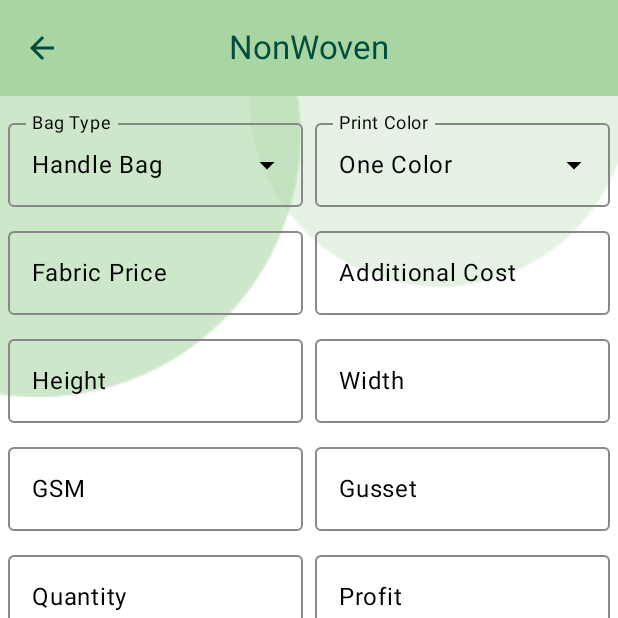
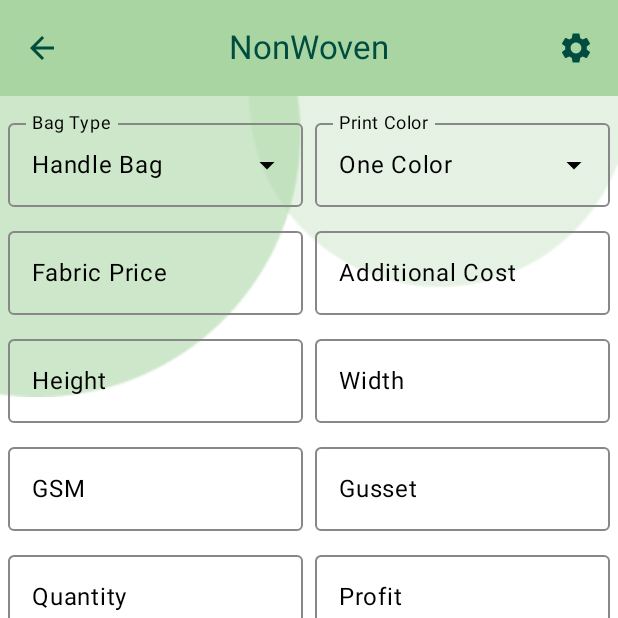
Before and after one commit to Siarc/SilmeCal, an Android app built with Jetpack Compose: the NonWovenScreen screen opened through its navigation route, on a phone screen of 412 x 824 dp, the top half of it. Run offline under Robolectric (Android 15) with nearby library versions, the phone set to English and light mode, and no system bars; our stand-ins replace Dagger/Hilt's generated code.

Commit message:
feat: Add settings bottom sheet to NonWoven screen
This commit introduces a settings bottom sheet to the NonWoven screen.

- Added a new compos
able function `BottomSheetNonWoven` to display the bottom sheet content.
- Added a state variable `isBottomSheetOpen` in `NonWovenViewModel` to control the visibility of the bottom sheet.
- Added a settings icon to the `TopAppBar` of the `NonWovenScreen` which togg
les the bottom sheet.
- The bottom sheet currently displays a full-page image.

```diff
--- a/app/src/main/java/com/taman/silmebagcalculator/ui/screens/nonwoven/NonWovenScreen.kt
+++ b/app/src/main/java/com/taman/silmebagcalculator/ui/screens/nonwoven/NonWovenScreen.kt
@@ -12,6 +12,7 @@ import androidx.compose.foundation.rememberScrollState
 import androidx.compose.foundation.verticalScroll
 import androidx.compose.material.icons.Icons
 import androidx.compose.material.icons.automirrored.filled.ArrowBack
+import androidx.compose.material.icons.filled.Settings
 import androidx.compose.material3.CenterAlignedTopAppBar
 import androidx.compose.material3.ExperimentalMaterial3Api
 import androidx.compose.material3.Icon
@@ -33,6 +34,7 @@ import androidx.navigation.NavHostController
 import androidx.navigation.compose.rememberNavController
 import com.taman.silmebagcalculator.ui.components.BackgroundDroplet
 import com.taman.silmebagcalculator.ui.components.BagTextField
+import com.taman.silmebagcalculator.ui.components.BottomSheetNonWoven
 import com.taman.silmebagcalculator.ui.components.OptionsCard
 import com.taman.silmebagcalculator.ui.components.DropDownMenuComponent
 import com.taman.silmebagcalculator.ui.components.FancyCardView
@@ -83,6 +85,19 @@ fun NonWovenScreen(
                         Icon(Icons.AutoMirrored.Filled.ArrowBack, contentDescription = "Back")
                     }
                 },
+                actions = {
+                    IconButton(
+                        onClick = {
+                            viewModel.updateBottomSheetState(!viewModel.isBottomSheetOpen.value)
+                        }
+                    ) {
+                        Icon(
+                            imageVector = Icons.Filled.Settings,
+                            contentDescription = "Settings",
+                            tint = MaterialTheme.colorScheme.onPrimary
+                        )
+                    }
+                }
             )
         },
         content = { padding ->
@@ -90,6 +105,9 @@ fun NonWovenScreen(
                 color = Color.White,
                 modifier = Modifier.padding(padding)
             ) {
+                if (viewModel.isBottomSheetOpen.value){
+                    BottomSheetNonWoven(viewModel)
+                }
                 BackgroundDroplet()
                 Column(
                     modifier = Modifier.fillMaxSize()
--- a/app/src/main/java/com/taman/silmebagcalculator/ui/screens/nonwoven/NonWovenViewModel.kt
+++ b/app/src/main/java/com/taman/silmebagcalculator/ui/screens/nonwoven/NonWovenViewModel.kt
@@ -68,8 +68,10 @@ class NonWovenViewModel @Inject constructor(
     private val _autoboxDCutBagMakingType = MutableStateFlow(0.0)
     val autoboxDCutBagMakingType: StateFlow<Double> = _autoboxDCutBagMakingType.asStateFlow()
 
+    // MutableStates for visibility
+    var isBottomSheetOpen = mutableStateOf(false)
+        private set
 
-    // MutableStates for visibility
     var showSewingBagOptions = mutableStateOf(false)
         private set
 
@@ -340,8 +342,12 @@ class NonWovenViewModel @Inject constructor(
         return unitLocals
     }
 
+    // Function to update bottom sheet visibility
+    fun updateBottomSheetState(value: Boolean){
+        isBottomSheetOpen.value = value
+    }
+
     // Functions to update each value and recalculate unit price
-
     fun updateFabricPrice(newPrice: String) {
         fabricPrice.value = newPrice
         calculateUnitPrice()  // Recalculate when fabric price is updated
```
Also changed, not shown: app/src/main/java/com/taman/silmebagcalculator/ui/components/BottomSheetNonWoven.kt (added, +32 -0 lines).
